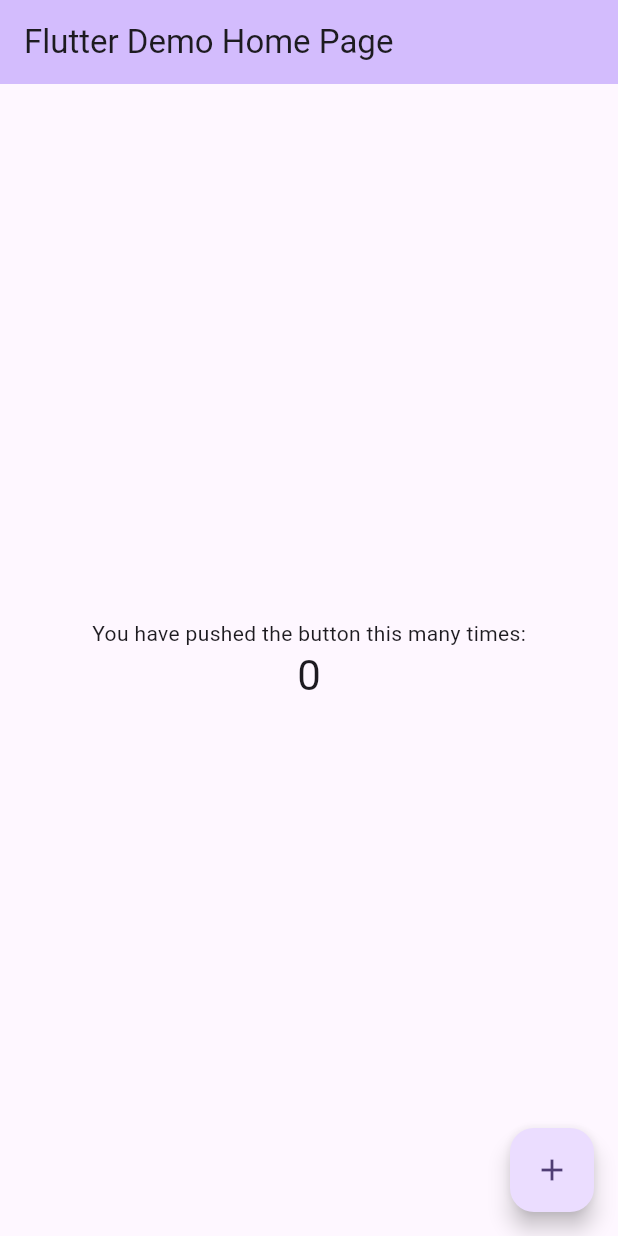
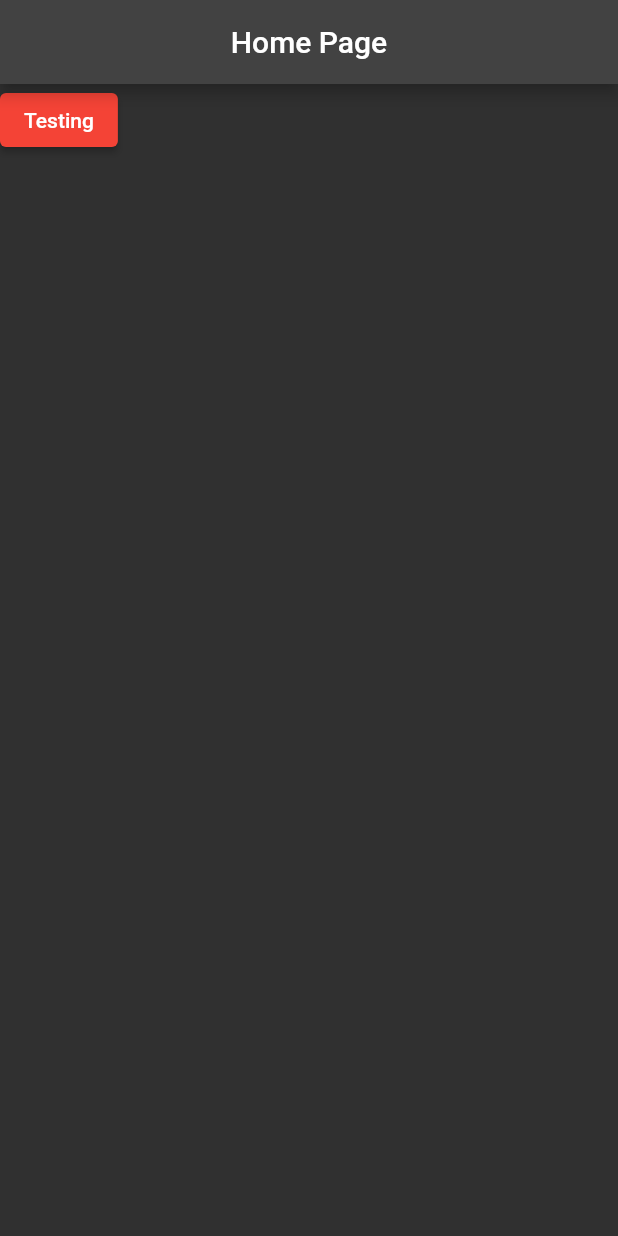
Before and after one commit to Devoro32/vandad_instag_clone2, a Flutter app: the screen it shows after launch, on a phone screen of 412 x 824 dp. Run offline on Flutter 3.47's test engine with Material 2 defaults, Android fonts, the phone set to English and light mode, and no system bars.

Commit message:
setup and working

```diff
--- a/lib/main.dart
+++ b/lib/main.dart
@@ -1,125 +1,59 @@
 import 'package:flutter/material.dart';
+// import 'package:firebase_core/firebase_core.dart';
+// import 'firebase_options.dart';
 
-void main() {
+void main() async {
+  WidgetsFlutterBinding.ensureInitialized();
+  // await Firebase.initializeApp(
+  //   options: DefaultFirebaseOptions.currentPlatform,
+  // );
   runApp(const MyApp());
 }
 
 class MyApp extends StatelessWidget {
   const MyApp({super.key});
 
-  // This widget is the root of your application.
   @override
   Widget build(BuildContext context) {
     return MaterialApp(
-      title: 'Flutter Demo',
+      debugShowCheckedModeBanner: false,
+      title: '',
+      darkTheme: //ThemeData.dark(
+          ThemeData(
+        brightness: Brightness.dark,
+        primarySwatch: Colors.blueGrey,
+        indicatorColor: Colors.blueGrey,
+      ),
+      themeMode: ThemeMode.dark,
       theme: ThemeData(
-        // This is the theme of your application.
-        //
-        // TRY THIS: Try running your application with "flutter run". You'll see
-        // the application has a blue toolbar. Then, without quitting the app,
-        // try changing the seedColor in the colorScheme below to Colors.green
-        // and then invoke "hot reload" (save your changes or press the "hot
-        // reload" button in a Flutter-supported IDE, or press "r" if you used
-        // the command line to start the app).
-        //
-        // Notice that the counter didn't reset back to zero; the application
-        // state is not lost during the reload. To reset the state, use hot
-        // restart instead.
-        //
-        // This works for code too, not just values: Most code changes can be
-        // tested with just a hot reload.
-        colorScheme: ColorScheme.fromSeed(seedColor: Colors.deepPurple),
-        useMaterial3: true,
+        primarySwatch: Colors.blue,
+        brightness: Brightness.dark,
+        indicatorColor: Colors.blueGrey,
       ),
-      home: const MyHomePage(title: 'Flutter Demo Home Page'),
+      home: HomePage(),
     );
   }
 }
 
-class MyHomePage extends StatefulWidget {
-  const MyHomePage({super.key, required this.title});
-
-  // This widget is the home page of your application. It is stateful, meaning
-  // that it has a State object (defined below) that contains fields that affect
-  // how it looks.
-
-  // This class is the configuration for the state. It holds the values (in this
-  // case the title) provided by the parent (in this case the App widget) and
-  // used by the build method of the State. Fields in a Widget subclass are
-  // always marked "final".
-
-  final String title;
-
-  @override
-  State<MyHomePage> createState() => _MyHomePageState();
-}
-
-class _MyHomePageState extends State<MyHomePage> {
-  int _counter = 0;
-
-  void _incrementCounter() {
-    setState(() {
-      // This call to setState tells the Flutter framework that something has
-      // changed in this State, which causes it to rerun the build method below
-      // so that the display can reflect the updated values. If we changed
-      // _counter without calling setState(), then the build method would not be
-      // called again, and so nothing would appear to happen.
-      _counter++;
-    });
-  }
+class HomePage extends StatelessWidget {
+  const HomePage({super.key});
 
   @override
   Widget build(BuildContext context) {
-    // This method is rerun every time setState is called, for instance as done
-    // by the _incrementCounter method above.
-    //
-    // The Flutter framework has been optimized to make rerunning build methods
-    // fast, so that you can just rebuild anything that needs updating rather
-    // than having to individually change instances of widgets.
     return Scaffold(
       appBar: AppBar(
-        // TRY THIS: Try changing the color here to a specific color (to
-        // Colors.amber, perhaps?) and trigger a hot reload to see the AppBar
-        // change color while the other colors stay the same.
-        backgroundColor: Theme.of(context).colorScheme.inversePrimary,
-        // Here we take the value from the MyHomePage object that was created by
-        // the App.build method, and use it to set our appbar title.
-        title: Text(widget.title),
+        centerTitle: true,
+        title: const Text('Home Page'),
       ),
-      body: Center(
-        // Center is a layout widget. It takes a single child and positions it
-        // in the middle of the parent.
-        child: Column(
-          // Column is also a layout widget. It takes a list of children and
-          // arranges them vertically. By default, it sizes itself to fit its
-          // children horizontally, and tries to be as tall as its parent.
-          //
-          // Column has various properties to control how it sizes itself and
-          // how it positions its children. Here we use mainAxisAlignment to
-          // center the children vertically; the main axis here is the vertical
-          // axis because Columns are vertical (the cross axis would be
-          // horizontal).
-          //
-          // TRY THIS: Invoke "debug painting" (choose the "Toggle Debug Paint"
-          // action in the IDE, or press "p" in the console), to see the
-          // wireframe for each widget.
-          mainAxisAlignment: MainAxisAlignment.center,
-          children: <Widget>[
-            const Text(
-              'You have pushed the button this many times:',
-            ),
-            Text(
-              '$_counter',
-              style: Theme.of(context).textTheme.headlineMedium,
-            ),
-          ],
-        ),
+      body: Column(
+        children: [
+          ElevatedButton(
+            onPressed: () {},
+            child: Text('Testing'),
+            style: ElevatedButton.styleFrom(primary: Colors.red),
+          ),
+        ],
       ),
-      floatingActionButton: FloatingActionButton(
-        onPressed: _incrementCounter,
-        tooltip: 'Increment',
-        child: const Icon(Icons.add),
-      ), // This trailing comma makes auto-formatting nicer for build methods.
     );
   }
 }
```
